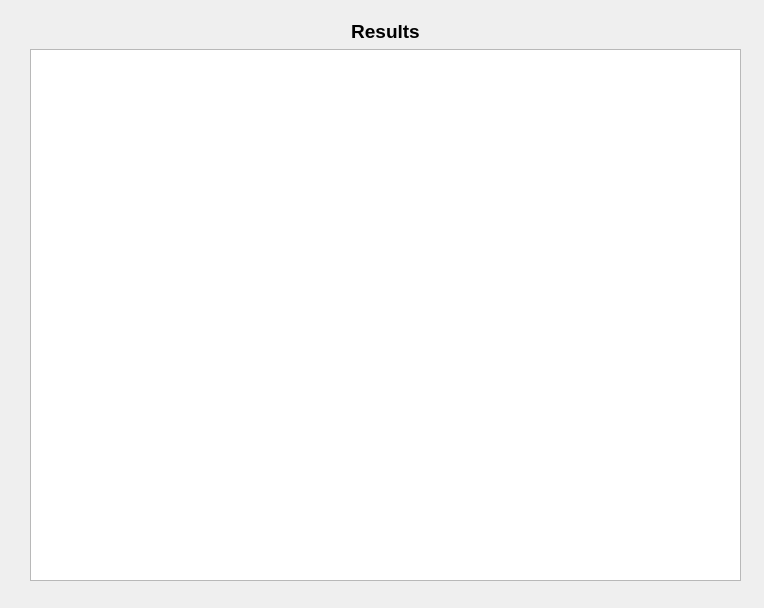
Old version of the form Task5/UI/FlawDetectorUI/resultdialog.ui in the repository zhuohaoyu/TuringAdvancedProgramming19B.
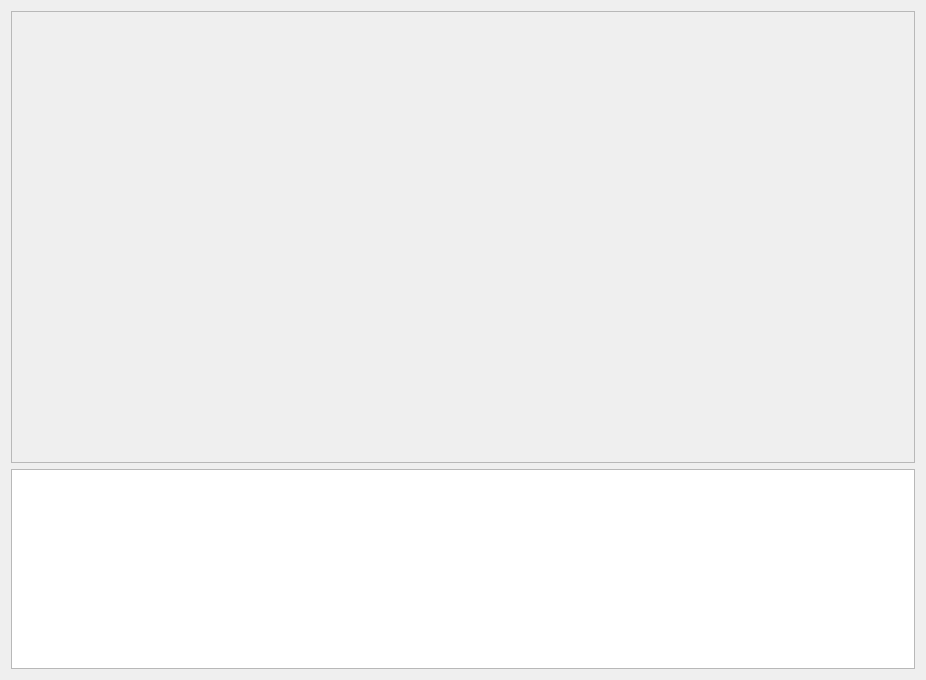
New version of the form.

Commit message: Interactive result viewer

The edit to the form file:
```diff
--- a/Task5/UI/FlawDetectorUI/resultdialog.ui
+++ b/Task5/UI/FlawDetectorUI/resultdialog.ui
@@ -6,8 +6,8 @@
    <rect>
     <x>0</x>
     <y>0</y>
-    <width>764</width>
-    <height>608</height>
+    <width>926</width>
+    <height>680</height>
    </rect>
   </property>
   <property name="font">
@@ -19,35 +19,39 @@
   <property name="windowTitle">
    <string>Dialog</string>
   </property>
-  <widget class="QWidget" name="verticalLayoutWidget">
+  <layout class="QGridLayout" name="gridLayout">
+   <item row="0" column="0">
+    <widget class="QScrollArea" name="scrollArea">
+     <property name="font">
+      <font>
+       <family>Ubuntu Mono</family>
+       <weight>50</weight>
+       <bold>false</bold>
+      </font>
+     </property>
+     <property name="widgetResizable">
+      <bool>true</bool>
+     </property>
+     <widget class="QWidget" name="scrollAreaWidgetContents">
    <property name="geometry">
     <rect>
-     <x>30</x>
-     <y>20</y>
-     <width>711</width>
-     <height>561</height>
-    </rect>
-   </property>
-   <layout class="QVBoxLayout" name="verticalLayout">
-    <item>
-     <widget class="QLabel" name="label">
-      <property name="font">
-       <font>
-        <pointsize>14</pointsize>
-        <weight>75</weight>
-        <bold>true</bold>
-       </font>
-      </property>
-      <property name="text">
-       <string>Results</string>
-      </property>
-      <property name="alignment">
-       <set>Qt::AlignCenter</set>
-      </property>
-     </widget>
-    </item>
-    <item>
+        <x>0</x>
+        <y>0</y>
+        <width>902</width>
+        <height>449</height>
+       </rect>
+      </property>
+     </widget>
+    </widget>
+   </item>
+   <item row="1" column="0">
      <widget class="QTreeView" name="treeView">
+     <property name="maximumSize">
+      <size>
+       <width>16777215</width>
+       <height>200</height>
+      </size>
+     </property>
       <property name="font">
        <font>
         <weight>50</weight>
@@ -57,7 +61,6 @@
      </widget>
     </item>
    </layout>
-  </widget>
  </widget>
  <resources/>
  <connections/>
```
Lines whose indentation alone changed are shown as unchanged. The commit also changes 6 other files.
